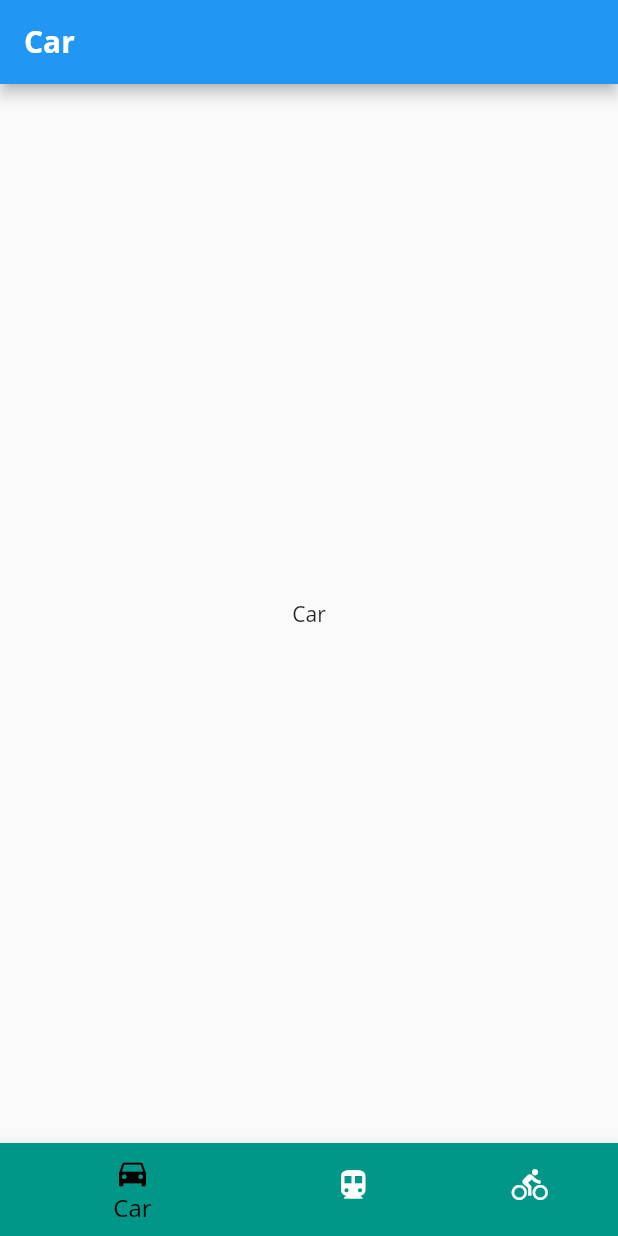
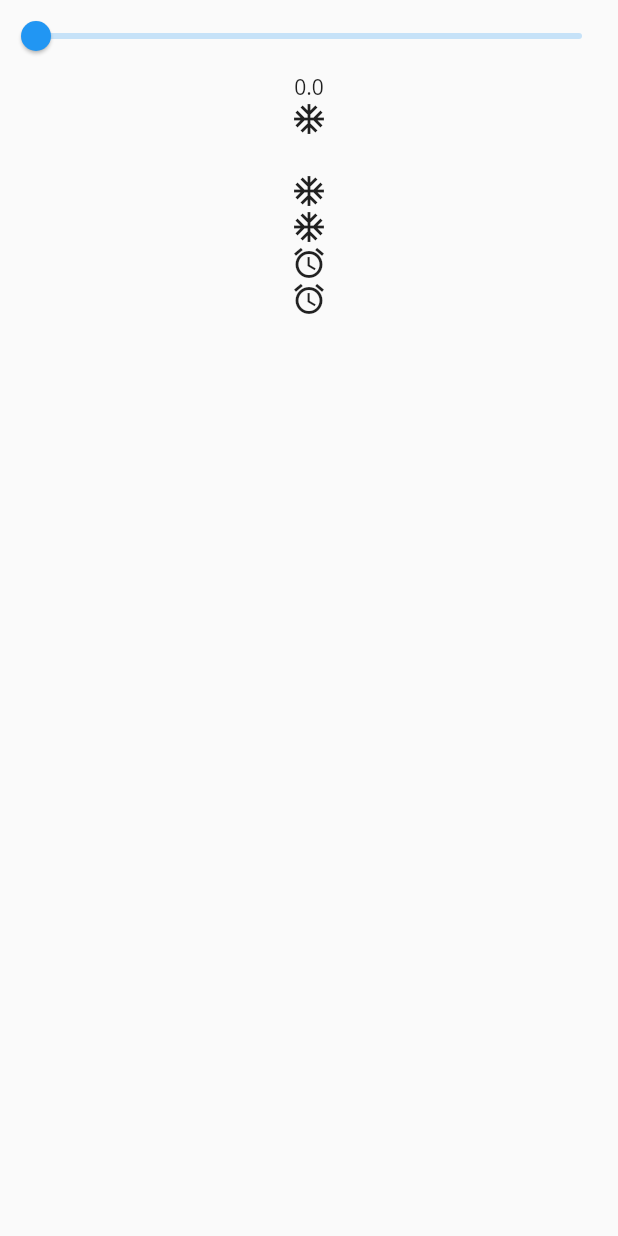
Before and after one commit to yaseen1998/flutterudemy, a Flutter app: the screen it shows after launch, on a phone screen of 412 x 824 dp. Run offline on Flutter 3.47's test engine with Material 2 defaults, Android fonts, the light colour scheme and no system bars.

Commit message:
trasform and slider

```diff
--- /dev/null
+++ b/lib/SliderLesson.dart
@@ -0,0 +1,38 @@
+import 'package:flutter/material.dart';
+
+class SliderLesson extends StatefulWidget {
+  const SliderLesson({super.key});
+
+  @override
+  State<SliderLesson> createState() => _SliderLessonState();
+}
+
+class _SliderLessonState extends State<SliderLesson> {
+  double _sliderValue = 0.0;
+  @override
+  Widget build(BuildContext context) {
+    return Scaffold(
+      body:Column(
+        children: [
+          Slider(
+            value: _sliderValue,
+            min: 0.0,
+            max: 100.0,
+            onChanged: (value) {
+              setState(() {
+                _sliderValue = value;
+              });
+            },
+          ),
+          Text(_sliderValue.toString()),
+          Transform.rotate(angle: _sliderValue, child: const Icon(Icons.ac_unit)),
+          Transform.scale(scale: _sliderValue/100, child: const Icon(Icons.ac_unit)),
+          Transform.translate(offset: Offset(_sliderValue, _sliderValue), child: const Icon(Icons.ac_unit)),
+          Transform(transform: Matrix4.skewX(_sliderValue), child: const Icon(Icons.ac_unit)),
+          Transform(transform: Matrix4.skewY(_sliderValue), child: const Icon(Icons.access_alarm)),
+          Transform(transform: Matrix4.skewY(_sliderValue)..rotateZ(_sliderValue), child: const Icon(Icons.access_alarm)),
+        ],
+      ),
+    );
+  }
+}
--- a/lib/main.dart
+++ b/lib/main.dart
@@ -5,6 +5,7 @@ import 'package:udemy_flutter/LessonOne.dart';
 import 'package:udemy_flutter/LessonThree.dart';
 import 'package:udemy_flutter/LessonTwo.dart';
 import 'package:udemy_flutter/NavigatorLesson.dart';
+import 'package:udemy_flutter/SliderLesson.dart';
 import 'package:udemy_flutter/Stack.dart';
 import 'package:udemy_flutter/TabBarBottom.dart';
 import 'package:udemy_flutter/TabBarLesson.dart';
@@ -19,7 +20,7 @@ class NewMain extends StatelessWidget {
   @override
   Widget build(BuildContext context) {
     return MaterialApp(
-      initialRoute: 'tabBarBottom',
+      initialRoute: 'SliderLesson',
       routes: {
         '': (context) => const LessonOne(),
         'lessonTwo': (context) => const LessonTwo(),
@@ -29,6 +30,7 @@ class NewMain extends StatelessWidget {
         'Drawer': (context) => const DrawerLesson(),
         'tabBar': (context) => const TabBarLesson(),
         'tabBarBottom': (context) =>  TabBarBottom(),
+        'SliderLesson': (context) =>  SliderLesson(),
       },
       theme: ThemeData(
         primarySwatch: Colors.teal,
```
